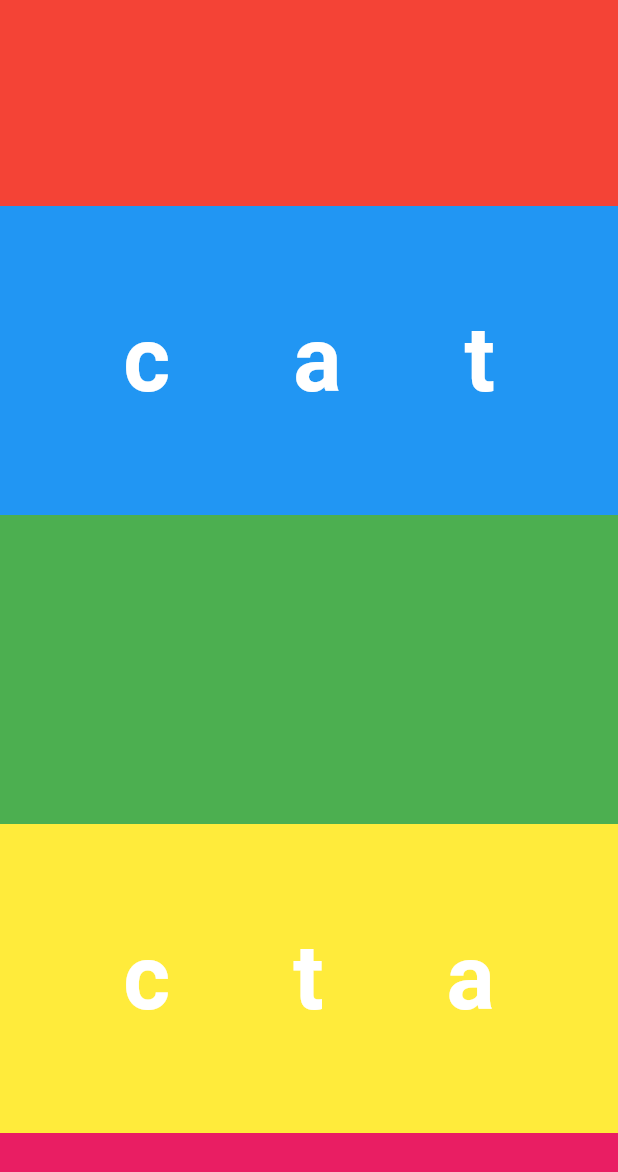
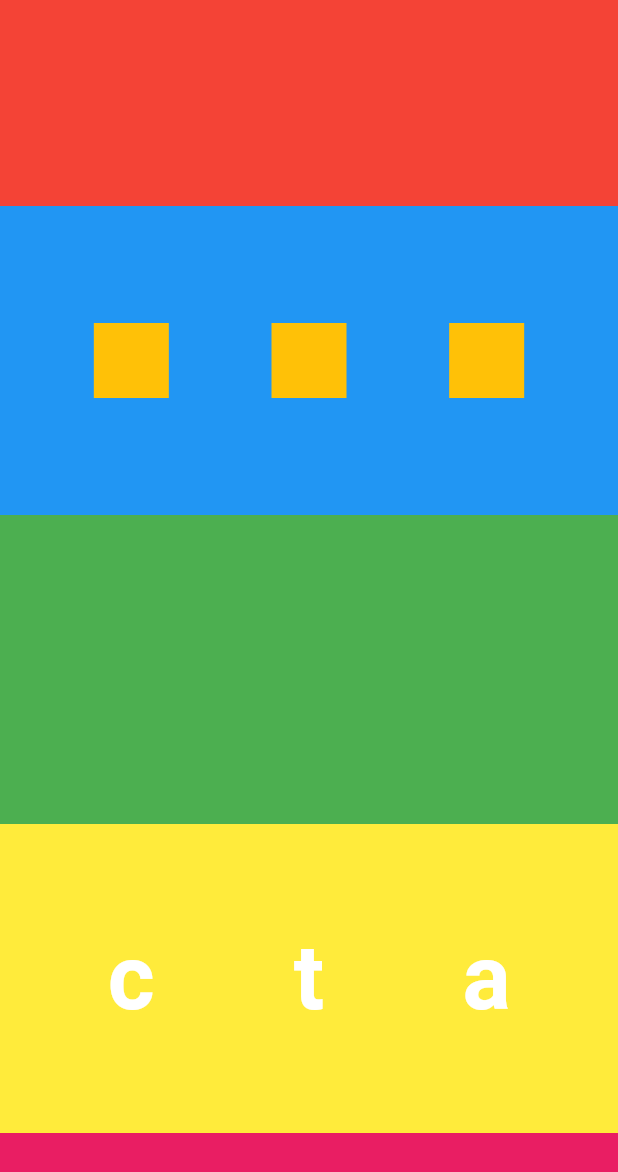
Before and after one commit to Hotoke79/spelling_bee, a Flutter app: the screen it shows after launch, on a phone screen of 412 x 824 dp. Shown: the top 1172 px of the screen. Run offline on Flutter 3.47's test engine with Material 3 defaults, Android fonts, the phone set to English and light mode, and no system bars; Roboto replaces fonts that are missing (PartyConfetti).

Commit message:
Dragable comleted

```diff
--- a/lib/drag.dart
+++ b/lib/drag.dart
@@ -1,16 +1,51 @@
 import 'package:flutter/material.dart';
 
-class Drag extends StatelessWidget {
+class Drag extends StatefulWidget {
   const Drag({required this.letter,
     super.key,
   });
 
   final String letter;
+
+  @override
+  State<Drag> createState() => _DragState();
+}
+
+class _DragState extends State<Drag> {
+  bool _accepted = false;
   @override
   Widget build(BuildContext context) {
-    return Draggable(
-      data: letter,
-      feedback: Text(letter, style: Theme.of(context).textTheme.displayLarge,),
-      child: Text(letter, style: Theme.of(context).textTheme.displayLarge,));
+
+    final size = MediaQuery.of(context).size;
+
+    return SizedBox(
+      width: size.width*0.15,
+      height: size.height*0.15,
+      child: Center(
+        child: _accepted? SizedBox():
+
+        Draggable(
+          data: widget.letter,
+          onDragEnd: (details){
+            if(details.wasAccepted){
+              _accepted=true;
+              setState(() {
+
+              });
+            }
+          },
+          childWhenDragging: SizedBox(),
+          feedback: Text(widget.letter, style: Theme.of(context).textTheme.displayLarge?.copyWith(
+            shadows:[
+              Shadow(
+                offset: Offset(3, 3),
+                color: Colors.black.withOpacity(0.40),
+                blurRadius: 5.0
+              )
+            ]
+          )),
+          child: Text(widget.letter, style: Theme.of(context).textTheme.displayLarge,)),
+      ),
+    );
   }
 }
--- a/lib/drop.dart
+++ b/lib/drop.dart
@@ -10,9 +10,17 @@ class Drop extends StatelessWidget {
   @override
   Widget build(BuildContext context) {
 
-    return DragTarget(
-      onWillAcceptWithDetails: (data){
-        if(data==letter){
+    final size = MediaQuery.of(context).size;
+
+    bool accepted = false;
+    return SizedBox(
+      width: size.width*0.15,
+      height: size.height*0.15,
+      child: Center(
+        child: DragTarget(
+          onWillAccept: (data){
+            // ignore: unrelated_type_equality_checks
+            if(data == letter){
               print('aCCPTED');
               return true;
             }else{
@@ -20,9 +28,22 @@ class Drop extends StatelessWidget {
               return false;
             }
           },
+
+        onAcceptWithDetails: (data){
+          accepted = true;
+        },
+
           builder: (context, candidateData, rejectedDataa) {
+            //if(candidateData.contains(letter)){
+            if(accepted){
             return Text(letter, style: Theme.of(context).textTheme.displayLarge,);
+            }else{
+              return Container(color: Colors.amber, width: 50, height: 50);
             }
+
+          }
+        ),
+      ),
     );
   }
 }
--- /dev/null
+++ b/lib/drop1.dart
@@ -0,0 +1,31 @@
+import 'package:flutter/material.dart';
+
+class Drop extends StatelessWidget {
+  const Drop({required this.letter,
+    super.key,
+  });
+
+  final String letter;
+
+  @override
+  Widget build(BuildContext context) {
+    //bool accepted = false;
+    return DragTarget(
+      onWillAccept: (data){
+        // ignore: unrelated_type_equality_checks
+        if(data == letter){
+          print('aCCPTED');
+          return true;
+        }else{
+          print('rejected');
+          return false;
+        }
+      },
+
+ builder: (context, candidateData, rejectedDataa) {
+        //if(candidateData.contains(letter))
+        return Text(letter, style: Theme.of(context).textTheme.displayLarge,);
+       }
+    );
+  }
+}
```
Lines whose indentation alone changed are shown as unchanged.
